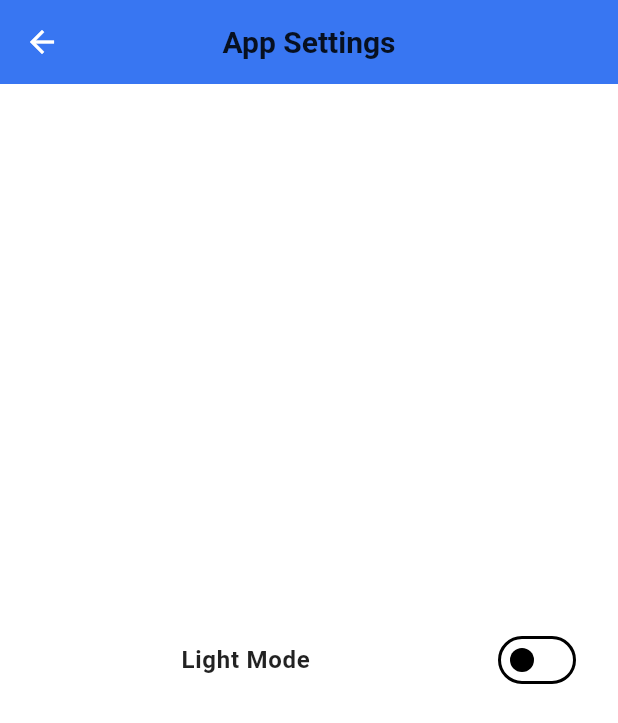
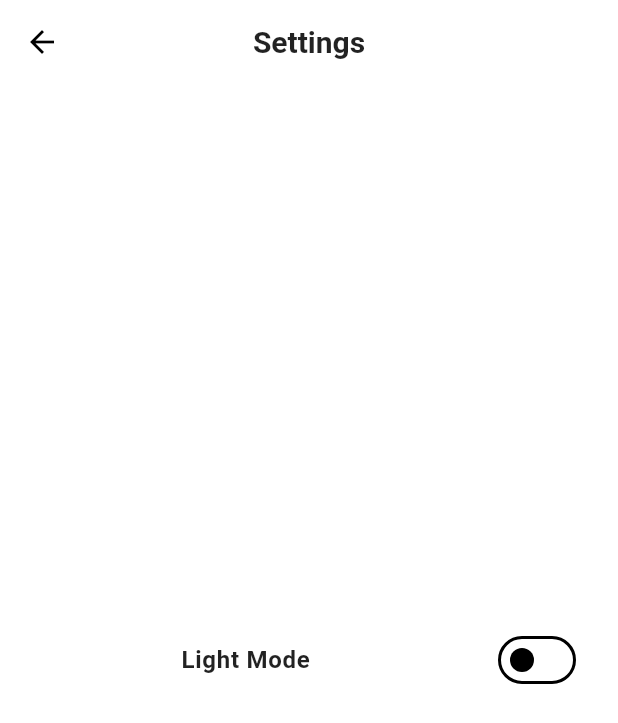
Before and after one commit to Waqas0343/dark_light_theme, a Flutter app: the SettingsView screen opened by its route, on a phone screen of 412 x 824 dp. Shown: the top 723 px of the screen. Run offline on Flutter 3.47's test engine with Material 3 defaults, Android fonts, the phone set to English and light mode, and no system bars; our stand-ins replace get, shared_preferences; accounts and stored records are empty.

Commit message:
Final with Dark and Light Mode

```diff
--- a/lib/app/modules/settings/settings_view.dart
+++ b/lib/app/modules/settings/settings_view.dart
@@ -9,20 +9,24 @@ class SettingsView extends StatelessWidget {
   @override
   Widget build(BuildContext context) {
     final ThemeController themeController = Get.find();
-
+    return Obx(() {
+      final isDark = themeController.themeMode.value == ThemeMode.dark;
       return Scaffold(
         appBar: AppBar(
-        title: const CustomText(
-          text: "App Settings",
+          title:  CustomText(
+            text: 'Settings',
             fontWeight: FontWeight.bold,
             fontSize: 20,
           ),
           centerTitle: true,
+          backgroundColor: isDark ? Colors.grey[900] : Colors.white,
+          elevation: 0,
+          iconTheme: IconThemeData(
+            color: isDark ? Colors.white : Colors.black,
+          ),
         ),
         body: Center(
-        child: Obx(() {
-          final isDark = themeController.themeMode.value == ThemeMode.dark;
-          return SwitchListTile(
+          child: SwitchListTile(
             title: CustomText(
               text: isDark ? "Dark Mode" : "Light Mode",
               fontWeight: FontWeight.w600,
@@ -31,9 +35,9 @@ class SettingsView extends StatelessWidget {
             onChanged: (value) {
               themeController.setTheme(value);
             },
-          );
-        }),
+          ),
         ),
       );
+    });
   }
 }
```
Lines whose indentation alone changed are shown as unchanged.
